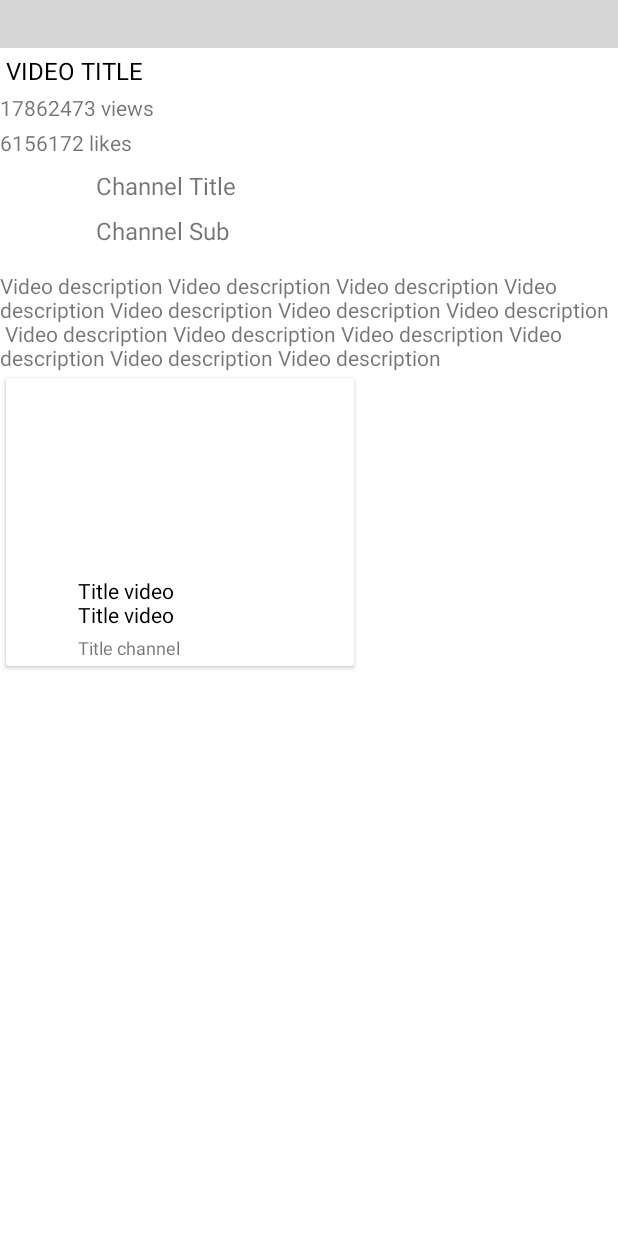
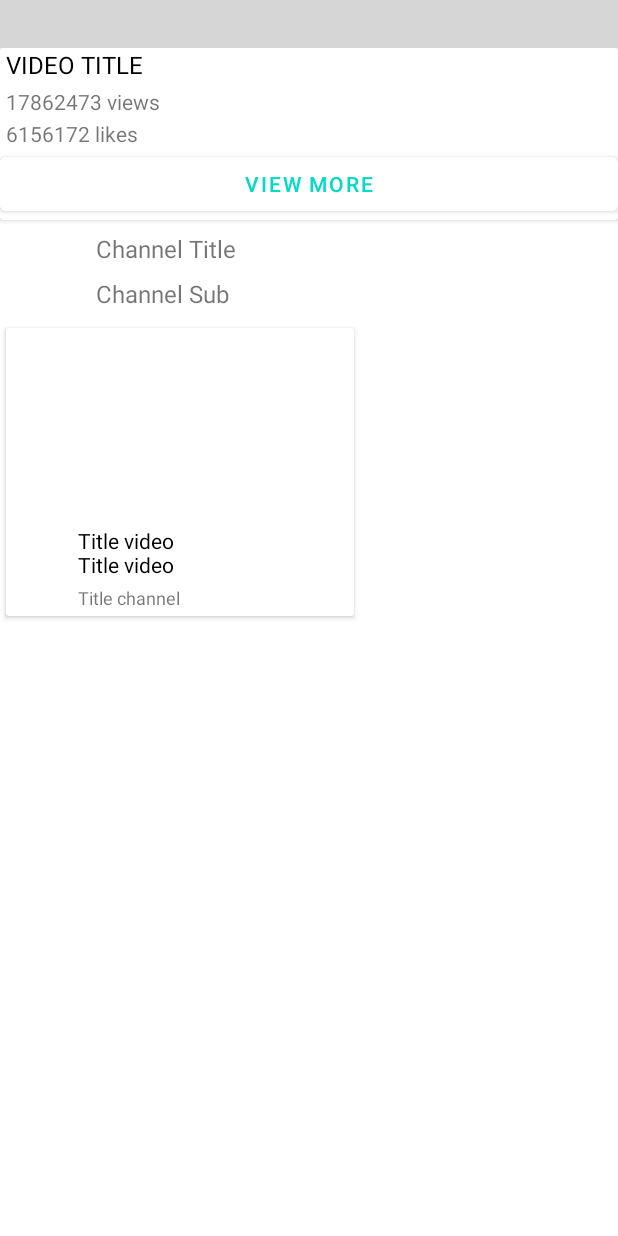
Before and after one commit to lxhuy193/MyYoutube, an Android app: the layout activity_player.xml on its own in the app's theme, with its tools: preview values and no code run, on a phone screen of 412 x 824 dp. Run offline under Robolectric (Android 15) with nearby library versions, the phone set to English and light mode, and no system bars; plain views replace ExpandableLayout, YouTubePlayerView; grey boxes are pictures that could not be loaded.

Commit message:
15/4 completed expandable layout

```diff
--- a/app/src/main/java/com/example/myyoutube/PlayerActivity.kt
+++ b/app/src/main/java/com/example/myyoutube/PlayerActivity.kt
@@ -1,10 +1,15 @@
 package com.example.myyoutube
 
 import android.os.Bundle
+import android.transition.AutoTransition
+import android.transition.TransitionManager
+import android.view.View
+import android.widget.Button
 import android.widget.LinearLayout
 import android.widget.TextView
 import android.widget.Toast
 import androidx.appcompat.app.AppCompatActivity
+import androidx.cardview.widget.CardView
 import androidx.recyclerview.widget.LinearLayoutManager
 import androidx.recyclerview.widget.RecyclerView
 import com.bumptech.glide.Glide
@@ -160,6 +165,22 @@ class PlayerActivity : YouTubeBaseActivity() {
         if (videoId != null) {
             intilizePlayer(videoId)
         }
+
+        //button expand
+        val btn_expand = findViewById<Button>(R.id.btn_expand)
+        val cardView = findViewById<CardView>(R.id.cardView)
+        val expandableLayout = findViewById<LinearLayout>(R.id.expandableLayout)
+        btn_expand.setOnClickListener {
+            if (expandableLayout.visibility == View.GONE) {
+                TransitionManager.beginDelayedTransition(cardView, AutoTransition())
+                expandableLayout.visibility = View.VISIBLE
+                btn_expand.text = "COLLAPSE"
+            } else {
+                TransitionManager.beginDelayedTransition(cardView, AutoTransition())
+                expandableLayout.visibility = View.GONE
+                btn_expand.text = "EXPAND"
+            }
+        }
     }
 
     private fun intilizePlayer(videoId: String) {
--- a/app/src/main/res/layout/activity_player.xml
+++ b/app/src/main/res/layout/activity_player.xml
@@ -1,9 +1,9 @@
 <?xml version="1.0" encoding="utf-8"?>
-<ScrollView xmlns:android="http://schemas.android.com/apk/res/android"
+<androidx.core.widget.NestedScrollView xmlns:android="http://schemas.android.com/apk/res/android"
+    xmlns:app="http://schemas.android.com/apk/res-auto"
     xmlns:tools="http://schemas.android.com/tools"
     android:layout_width="match_parent"
     android:layout_height="match_parent"
-    xmlns:app="http://schemas.android.com/apk/res-auto"
     android:orientation="vertical">
 
     <LinearLayout
@@ -16,41 +16,75 @@
             android:layout_width="match_parent"
             android:layout_height="wrap_content" />
 
+        <androidx.cardview.widget.CardView
+            android:id="@+id/cardView"
+            android:layout_width="match_parent"
+            android:layout_height="wrap_content">
+
+            <LinearLayout
+                android:layout_width="match_parent"
+                android:layout_height="wrap_content"
+                android:orientation="vertical">
+
+                <LinearLayout
+                    android:layout_width="match_parent"
+                    android:layout_height="wrap_content"
+                    android:orientation="vertical"
+                    android:paddingHorizontal="4dp">
+
                     <TextView
                         android:id="@+id/tv_videoTitlePlayer"
                         android:layout_width="match_parent"
                         android:layout_height="wrap_content"
-            android:layout_margin="4dp"
+                        android:layout_marginBottom="4dp"
                         android:text="VIDEO TITLE"
                         android:textColor="@color/black"
                         android:textSize="16sp" />
-<!--        <com.skydoves.expandablelayout.ExpandableLayout-->
-<!--            android:id="@+id/expandableVideo"-->
-<!--            android:layout_width="match_parent"-->
-<!--            android:layout_height="wrap_content"-->
-<!--            app:expandable_duration="300"-->
-<!--            app:expandable_isExpanded="false"-->
-<!--            app:expandable_parentLayout="@layout/expandable_videotitle"-->
-<!--            app:expandable_secondLayout="@layout/expandable_videodis"-->
-<!--            app:expandable_showSpinner="true"-->
-<!--            app:expandable_spinner="@drawable/ic_arrow_down"-->
-<!--            app:expandable_spinner_animate="true"-->
-<!--            app:expandable_spinner_margin="14dp"-->
-<!--            app:expandable_spinner_gravity="end"-->
-<!--            app:expandable_spinner_size="32dp"-->
-<!--            />-->
+
                     <TextView
                         android:id="@+id/tv_videoViewPlayer"
                         android:layout_width="match_parent"
                         android:layout_height="wrap_content"
+                        android:layout_marginBottom="2dp"
                         android:text="17862473 views" />
 
                     <TextView
                         android:id="@+id/tv_videoLikePlayer"
                         android:layout_width="match_parent"
                         android:layout_height="wrap_content"
+                        android:text="6156172 likes" />
+
+                </LinearLayout>
+
+                <LinearLayout
+                    android:id="@+id/expandableLayout"
+                    android:visibility="gone"
+                    android:layout_width="match_parent"
+                    android:layout_height="wrap_content"
+                    android:orientation="vertical"
+                    android:padding="4dp">
+
+                    <TextView
+                        android:id="@+id/tv_videoDescripPlayer"
+                        android:layout_width="match_parent"
+                        android:layout_height="wrap_content"
                         android:layout_marginTop="4dp"
-            android:text="6156172 likes" />
+                        android:text="Video description Video description Video description Video description Video description Video description Video description \n Video description Video description Video description Video description Video description Video description" />
+                </LinearLayout>
+
+                <Button
+                    android:id="@+id/btn_expand"
+                    android:elevation="0dp"
+                    android:layout_gravity="center_horizontal"
+                    android:textColor="@color/teal_200"
+                    android:backgroundTint="@color/white"
+                    android:text="View more"
+                    android:layout_width="match_parent"
+                    android:layout_height="wrap_content"/>
+
+            </LinearLayout>
+
+        </androidx.cardview.widget.CardView>
 
         <LinearLayout
             android:layout_width="match_parent"
@@ -89,14 +123,6 @@
 
         </LinearLayout>
 
-        <TextView
-            android:maxLines="4"
-            android:id="@+id/tv_videoDescripPlayer"
-            android:layout_width="match_parent"
-            android:layout_height="wrap_content"
-            android:layout_marginTop="8dp"
-            android:text="Video description Video description Video description Video description Video description Video description Video description \n Video description Video description Video description Video description Video description Video description" />
-
         <androidx.recyclerview.widget.RecyclerView
             android:id="@+id/rcv_playerRelated"
             android:layout_width="match_parent"
@@ -107,4 +133,4 @@
     </LinearLayout>
 
 
-</ScrollView>
+</androidx.core.widget.NestedScrollView>
```
Lines whose indentation alone changed are shown as unchanged.
